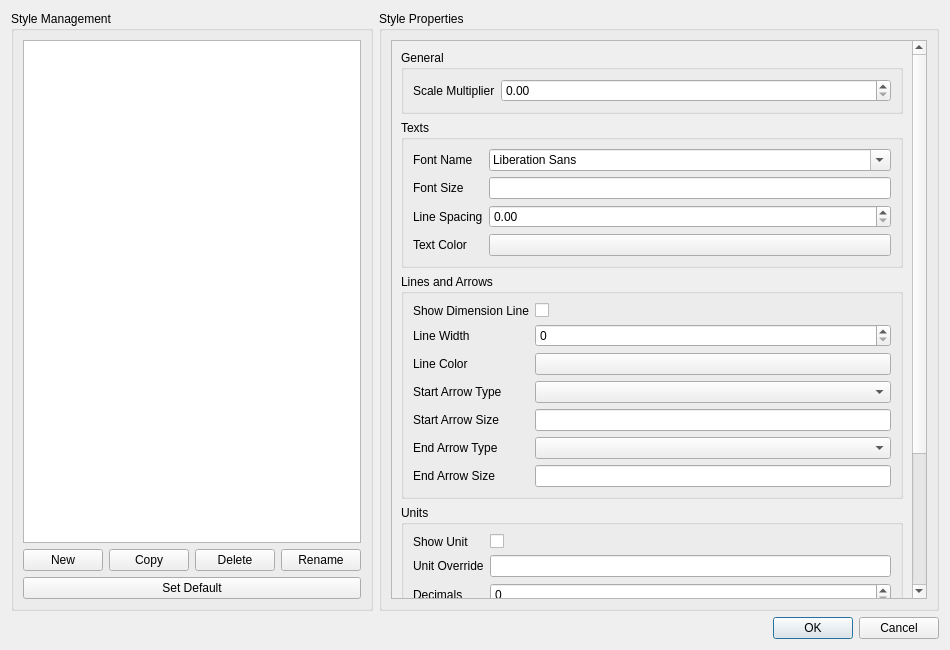
Above: src/Mod/Draft/Resources/ui/dialog_AnnotationStyleManager.ui from furgo16/FreeCAD before the change. Below: the same form after it.
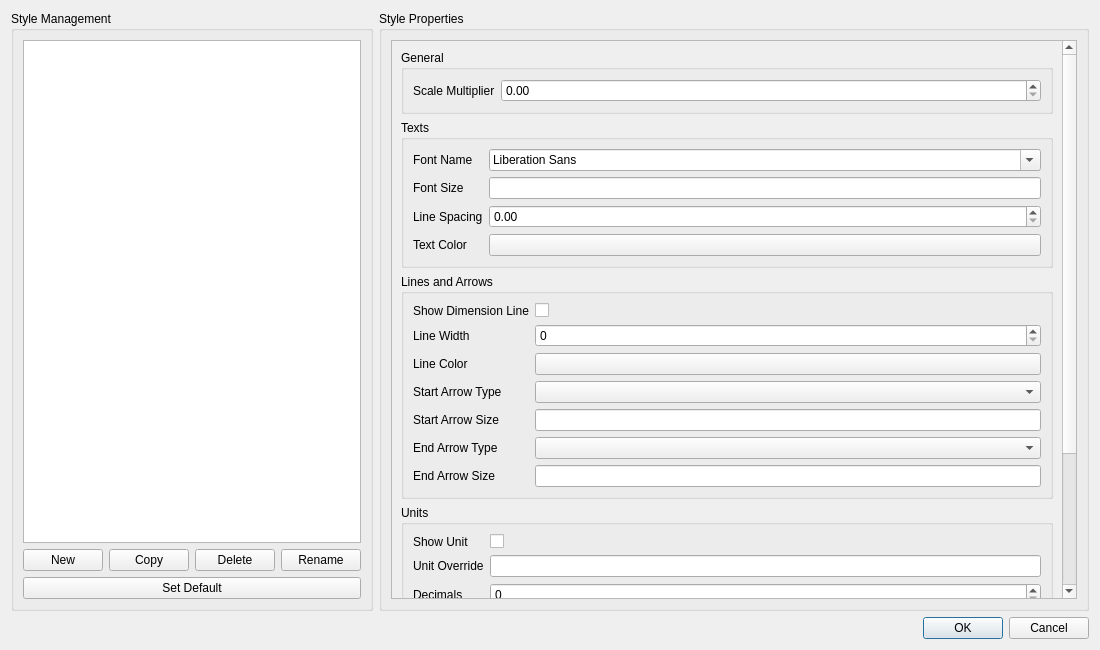
That is the form after the change. Custom widgets are drawn as their Qt base class.

Commit message: Draft: increase annotation style manager dialog width to remove horizontal scrolling

```diff
--- a/src/Mod/Draft/Resources/ui/dialog_AnnotationStyleManager.ui
+++ b/src/Mod/Draft/Resources/ui/dialog_AnnotationStyleManager.ui
@@ -6,7 +6,7 @@
    <rect>
     <x>0</x>
     <y>0</y>
-    <width>950</width>
+    <width>1100</width>
     <height>650</height>
    </rect>
   </property>
```
